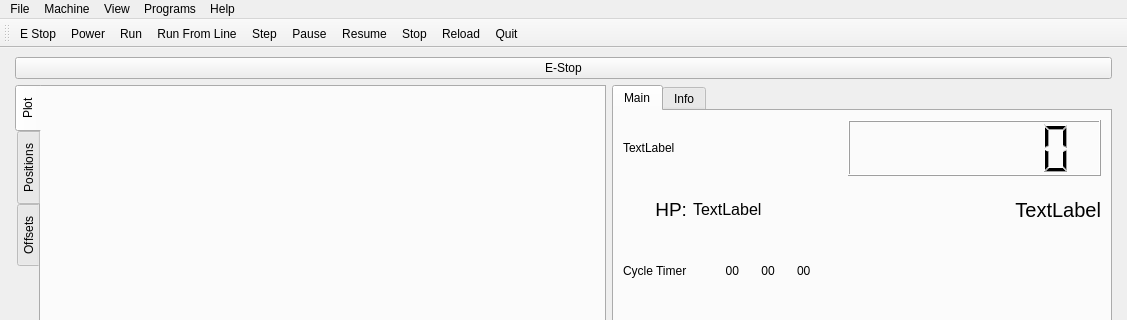
Above: configs/my_LinuxCNC_router/flex.ui from travis-farmer/linuxcnc before the change; both pictures show x 0 to 1127 and y 0 to 320 of the 1127 by 921 pixel window. Below: the same form after it.
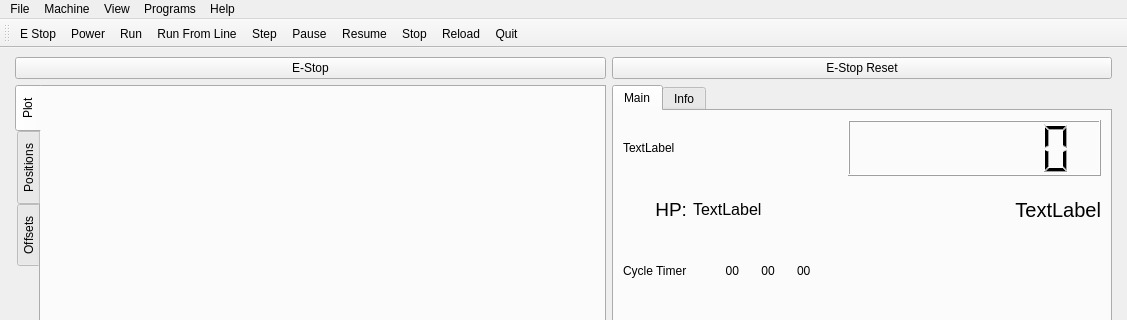
That is the form after the change. Icons and pictures are not drawn.

What changed in the file:
```diff
--- a/configs/my_LinuxCNC_router/flex.ui
+++ b/configs/my_LinuxCNC_router/flex.ui
@@ -3889,16 +3889,6 @@
       </widget>
      </widget>
     </item>
-    <item row="0" column="1" colspan="2">
-     <widget class="QPushButton" name="estop_pb">
-      <property name="text">
-       <string>E-Stop</string>
-      </property>
-      <property name="checkable">
-       <bool>true</bool>
-      </property>
-     </widget>
-    </item>
     <item row="1" column="1" rowspan="2">
      <widget class="QTabWidget" name="tabWidget_2">
       <property name="sizePolicy">
@@ -5028,6 +5018,35 @@
       </widget>
      </widget>
     </item>
+    <item row="0" column="1">
+     <widget class="QPushButton" name="estop_pb">
+      <property name="text">
+       <string>E-Stop</string>
+      </property>
+      <property name="checkable">
+       <bool>true</bool>
+      </property>
+     </widget>
+    </item>
+    <item row="0" column="2">
+     <widget class="QPushButton" name="pushButton_2">
+      <property name="text">
+       <string>E-Stop Reset</string>
+      </property>
+      <property name="function" stdset="0">
+       <string>hal_pin</string>
+      </property>
+      <property name="pin_name" stdset="0">
+       <string>estop-reset</string>
+      </property>
+      <property name="hal_type" stdset="0">
+       <string>HAL_BIT</string>
+      </property>
+      <property name="hal_dir" stdset="0">
+       <string>HAL_OUT</string>
+      </property>
+     </widget>
+    </item>
    </layout>
   </widget>
   <widget class="QMenuBar" name="menubar">
```
Left out of the diff: 2 changed lines with no effect on the pictures.
